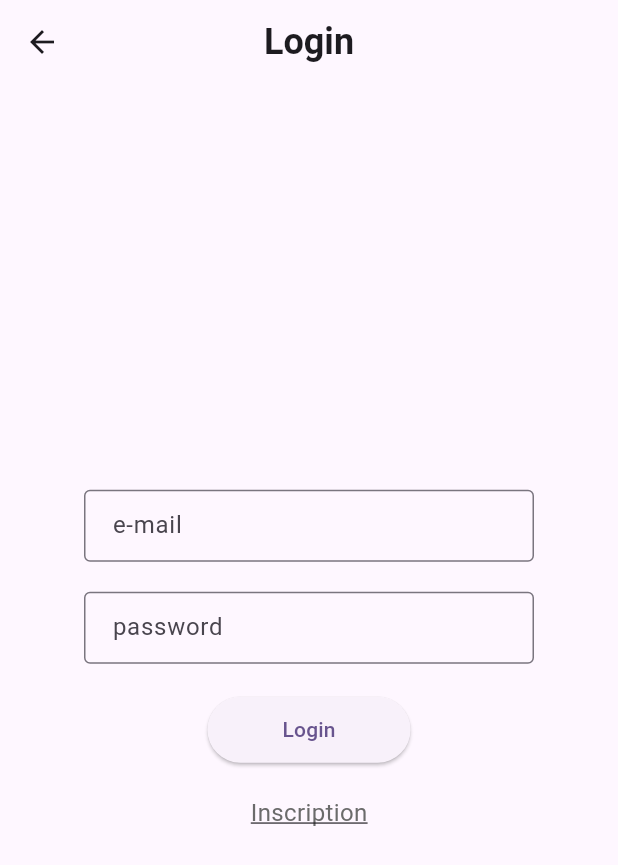
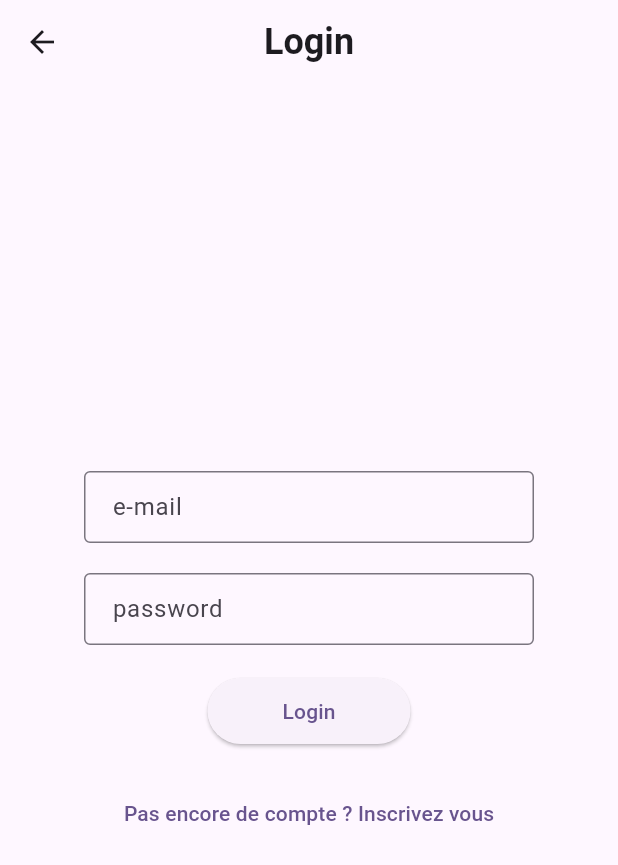
Before and after one commit to adiallo12/lpmiManageApp, a Flutter app: the screen it shows after launch, after a tap on "Se connecter", on a phone screen of 412 x 824 dp. Shown: the top 865 px of the screen. Run offline on Flutter 3.47's test engine with Material 3 defaults, Android fonts, the phone set to English and light mode, and no system bars.

Commit message:
fix: path

```diff
--- a/lib/login_screen.dart
+++ b/lib/login_screen.dart
@@ -1,4 +1,5 @@
 import 'package:flutter/material.dart';
+import 'package:lpmi/register_screen.dart';
 
 class LoginScreen extends StatefulWidget {
   const LoginScreen({super.key});
@@ -58,24 +59,18 @@ class _LoginScreenState extends State<LoginScreen> {
               child: const Text("Login"),
             ),
             const SizedBox(height: 20),
-            GestureDetector(
-              onTap: () {
-                //Navigator.push(
-                  //context,
-                  //MaterialPageRoute(
-                    //builder: (context) => const InscriptionScreen(),
-                  //),
-                //);
-              },
-              child: const Text(
-                'Inscription',
-                style: TextStyle(
-                  decoration: TextDecoration.underline,
-                  color: Color.fromARGB(255, 107, 107, 107),
-                  fontSize: 16.0,
+            TextButton(
+                  onPressed: () {
+                    Navigator.push(
+                      context,
+                      MaterialPageRoute(builder: (context) => const RegisterScreen()),
+                    );
+                  },
+                  style: ElevatedButton.styleFrom(
+                    padding: const EdgeInsets.symmetric(horizontal: 50, vertical: 12),
+                  ),
+                  child: const Text("Pas encore de compte ? Inscrivez vous"),
                 ),
-              )
-            )
           ],
         )
       ),
--- a/lib/register_screen.dart
+++ b/lib/register_screen.dart
@@ -1,5 +1,5 @@
 import 'package:flutter/material.dart';
-import 'package:lpmi/introduction_screen.dart';
+import 'package:lpmi/login_screen.dart';
 
 class RegisterScreen extends StatefulWidget {
   const RegisterScreen({Key? key}) : super(key: key);
@@ -96,7 +96,7 @@ class _RegisterScreenState extends State<RegisterScreen> {
                   onPressed: () {
                     Navigator.push(
                       context,
-                      MaterialPageRoute(builder: (context) => const IntroductionScreen()),
+                      MaterialPageRoute(builder: (context) => const LoginScreen()),
                     );
                   },
                   style: ElevatedButton.styleFrom(
```
